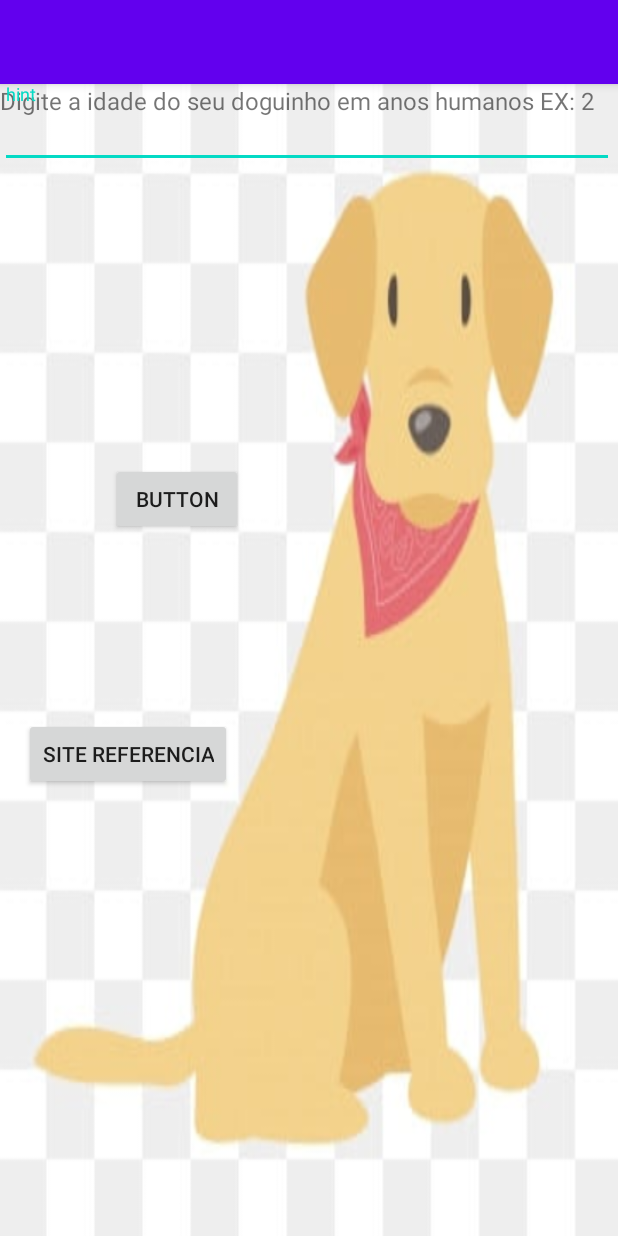
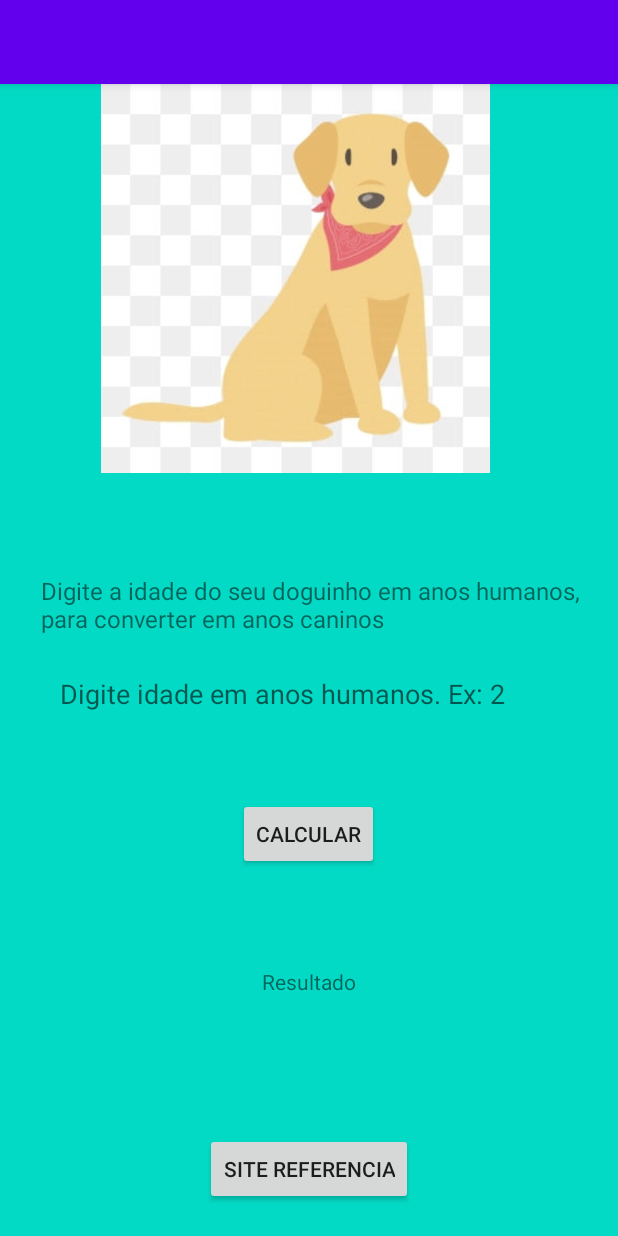
Before and after one commit to wiltonjr22/Alpha, an Android app: the screen it shows after launch (MainActivity), on a phone screen of 412 x 824 dp. Run offline under Robolectric (Android 15) with nearby library versions, the light colour scheme and no system bars.

Commit message:
termino do projeto

```diff
--- a/app/src/main/java/br/edu/unifametro/alpha/MainActivity.java
+++ b/app/src/main/java/br/edu/unifametro/alpha/MainActivity.java
@@ -6,14 +6,30 @@ import android.content.Intent;
 import android.net.Uri;
 import android.os.Bundle;
 import android.view.View;
+import android.widget.EditText;
+import android.widget.TextView;
 
 public class MainActivity extends AppCompatActivity {
+
+    private EditText idade01;
+    private TextView textResultdo;
 
     @Override
     protected void onCreate(Bundle savedInstanceState) {
         super.onCreate(savedInstanceState);
         setContentView(R.layout.activity_main);
+
+        idade01 = findViewById(R.id.idade01);
+        textResultdo= findViewById(R.id.textResultado);
+
     }
+
+    public void calcularIdade(View view) {
+        int idade = Integer.parseInt(idade01.getText().toString());
+        int resultado = idade*7;
+        textResultdo.setText("idade igual a :"+resultado+"anos");
+    }
+
     public void startSegundaActivity(View v) {
       Intent intent = new Intent(this,videoIdade.class);
        startActivity(intent);
--- a/app/src/main/res/layout/activity_main.xml
+++ b/app/src/main/res/layout/activity_main.xml
@@ -4,20 +4,21 @@
     xmlns:tools="http://schemas.android.com/tools"
     android:layout_width="match_parent"
     android:layout_height="match_parent"
-    android:background="@drawable/dog"
+    android:background="@color/colorAccent"
     tools:context=".MainActivity">
 
     <Button
         android:id="@+id/button"
         android:layout_width="wrap_content"
         android:layout_height="wrap_content"
-        android:text="Button"
+        android:text="Calcular"
+        android:onClick="calcularIdade"
         app:layout_constraintBottom_toBottomOf="parent"
         app:layout_constraintEnd_toEndOf="parent"
-        app:layout_constraintHorizontal_bias="0.229"
+        app:layout_constraintHorizontal_bias="0.498"
         app:layout_constraintStart_toStartOf="parent"
-        app:layout_constraintTop_toTopOf="parent"
-        app:layout_constraintVertical_bias="0.351" />
+        app:layout_constraintTop_toBottomOf="@+id/idade01"
+        app:layout_constraintVertical_bias="0.16" />
 
     <Button
         android:id="@+id/button2"
@@ -27,30 +28,57 @@
         android:text="site referencia"
         app:layout_constraintBottom_toBottomOf="parent"
         app:layout_constraintEnd_toEndOf="parent"
-        app:layout_constraintHorizontal_bias="0.058"
         app:layout_constraintStart_toStartOf="parent"
         app:layout_constraintTop_toBottomOf="@+id/button"
-        app:layout_constraintVertical_bias="0.291" />
+        app:layout_constraintVertical_bias="0.895" />
 
     <TextView
         android:id="@+id/textView2"
+        android:layout_width="368dp"
+        android:layout_height="40dp"
+        android:layout_marginBottom="16dp"
+        android:text="Digite a idade do seu doguinho em anos humanos, para converter em anos caninos "
+        android:textSize="16sp"
+        app:layout_constraintBottom_toBottomOf="parent"
+        app:layout_constraintEnd_toEndOf="parent"
+        app:layout_constraintHorizontal_bias="0.627"
+        app:layout_constraintStart_toStartOf="parent"
+        app:layout_constraintTop_toBottomOf="@+id/imageView4"
+        app:layout_constraintVertical_bias="0.149" />
+
+    <com.google.android.material.textfield.TextInputEditText
+        android:id="@+id/idade01"
+        android:layout_width="360dp"
+        android:layout_height="40dp"
+        android:layout_marginTop="16dp"
+        android:hint="Digite idade em anos humanos. Ex: 2"
+        android:inputType="number"
+        app:layout_constraintBottom_toBottomOf="parent"
+        app:layout_constraintEnd_toEndOf="parent"
+        app:layout_constraintHorizontal_bias="0.686"
+        app:layout_constraintStart_toStartOf="parent"
+        app:layout_constraintTop_toBottomOf="@+id/textView2"
+        app:layout_constraintVertical_bias="0.02" />
+
+    <TextView
+        android:id="@+id/textResultado"
         android:layout_width="wrap_content"
         android:layout_height="wrap_content"
-        android:text="Digite a idade do seu doguinho em anos humanos EX: 2"
-        android:textSize="16sp"
-        tools:layout_editor_absoluteX="0dp"
-        tools:layout_editor_absoluteY="16dp" />
+        android:text="Resultado"
+        app:layout_constraintBottom_toTopOf="@+id/button2"
+        app:layout_constraintEnd_toEndOf="parent"
+        app:layout_constraintStart_toStartOf="parent"
+        app:layout_constraintTop_toBottomOf="@+id/button"
+        app:layout_constraintVertical_bias="0.415" />
 
-    <com.google.android.material.textfield.TextInputLayout
-        android:layout_width="409dp"
-        android:layout_height="wrap_content"
-        tools:layout_editor_absoluteX="1dp"
-        tools:layout_editor_absoluteY="90dp">
-
-        <com.google.android.material.textfield.TextInputEditText
-            android:layout_width="match_parent"
-            android:layout_height="wrap_content"
-            android:hint="hint" />
-    </com.google.android.material.textfield.TextInputLayout>
+    <ImageView
+        android:id="@+id/imageView4"
+        android:layout_width="323dp"
+        android:layout_height="259dp"
+        app:layout_constraintEnd_toEndOf="parent"
+        app:layout_constraintHorizontal_bias="0.397"
+        app:layout_constraintStart_toStartOf="parent"
+        app:layout_constraintTop_toTopOf="parent"
+        app:srcCompat="@drawable/dog" />
 
 </androidx.constraintlayout.widget.ConstraintLayout>
```
